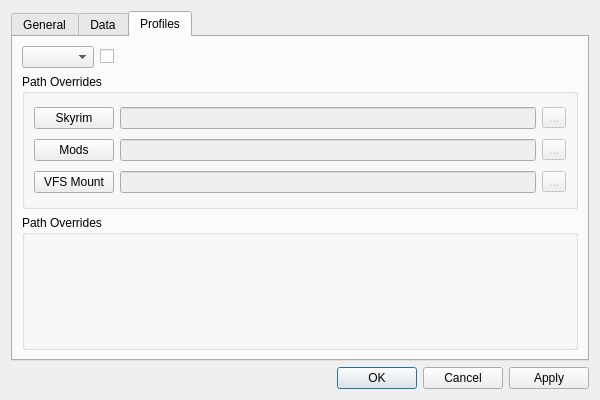
Above: skymodman/interface/designer/ui/preferences_dialog.ui from Kf4btg/SkyModMan before the change. Below: the same form after it.
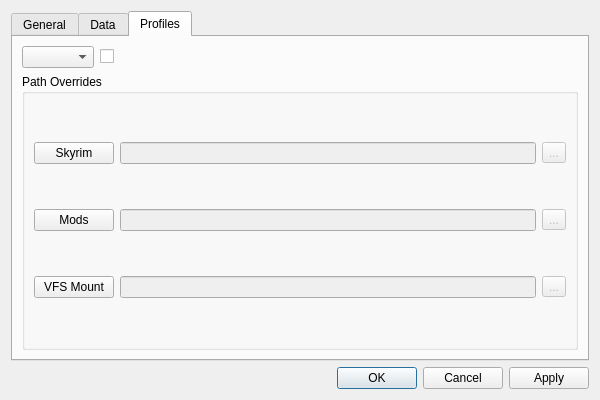
That is the form after the change. The open tabs and pages were chosen to show the change. Icons and pictures are not drawn.

The edit to the form file:
```diff
--- a/skymodman/interface/designer/ui/preferences_dialog.ui
+++ b/skymodman/interface/designer/ui/preferences_dialog.ui
@@ -557,13 +557,6 @@
        <item row="0" column="0" colspan="2">
         <widget class="QComboBox" name="combo_profiles"/>
        </item>
-       <item row="2" column="0" colspan="4">
-        <widget class="QGroupBox" name="groupBox">
-         <property name="title">
-          <string>Path Overrides</string>
-         </property>
-        </widget>
-       </item>
        <item row="0" column="3">
         <spacer name="horizontalSpacer">
          <property name="orientation">
```
Left out of the diff: 2 changed lines with no effect on the pictures.
